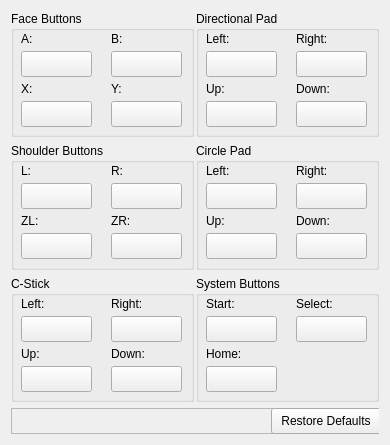
extramaster/citra, file src/citra_qt/configure_input.ui: the form before one commit.
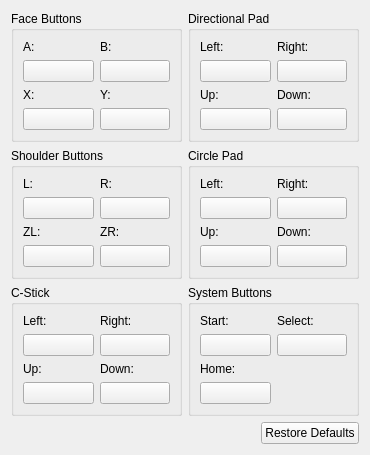
The form after the commit.

Commit message: Input GUI: Fix UI Layout

```diff
--- a/src/citra_qt/configure_input.ui
+++ b/src/citra_qt/configure_input.ui
@@ -6,8 +6,8 @@
    <rect>
     <x>0</x>
     <y>0</y>
-    <width>390</width>
-    <height>445</height>
+    <width>370</width>
+    <height>435</height>
    </rect>
   </property>
   <property name="windowTitle">
@@ -15,11 +15,8 @@
   </property>
   <layout class="QVBoxLayout" name="vertical">
    <item>
-    <layout class="QHBoxLayout" name="horizontalLayout1">
-     <property name="spacing">
-      <number>2</number>
-     </property>
-     <item>
+    <layout class="QGridLayout" name="gridLayout_7">
+     <item row="0" column="0">
       <widget class="QGroupBox" name="faceButtons">
        <property name="title">
         <string>Face Buttons</string>
@@ -30,153 +27,83 @@
        <property name="checkable">
         <bool>false</bool>
        </property>
-       <widget class="QWidget" name="widget" native="true">
-        <property name="geometry">
-         <rect>
-          <x>10</x>
-          <y>20</y>
-          <width>71</width>
-          <height>50</height>
-         </rect>
-        </property>
+       <layout class="QGridLayout" name="gridLayout">
+        <item row="0" column="0">
+         <layout class="QVBoxLayout" name="verticalLayout">
+          <item>
         <widget class="QLabel" name="label">
-         <property name="geometry">
-          <rect>
-           <x>0</x>
-           <y>0</y>
-           <width>51</width>
-           <height>16</height>
-          </rect>
-         </property>
          <property name="text">
           <string>A:</string>
          </property>
         </widget>
+          </item>
+          <item>
         <widget class="QPushButton" name="btnFaceA">
-         <property name="geometry">
-          <rect>
-           <x>0</x>
-           <y>20</y>
-           <width>71</width>
-           <height>26</height>
-          </rect>
-         </property>
          <property name="text">
           <string/>
          </property>
         </widget>
-       </widget>
-       <widget class="QWidget" name="widget_2" native="true">
-        <property name="geometry">
-         <rect>
-          <x>100</x>
-          <y>20</y>
-          <width>71</width>
-          <height>50</height>
-         </rect>
-        </property>
+          </item>
+         </layout>
+        </item>
+        <item row="0" column="1">
+         <layout class="QVBoxLayout" name="verticalLayout_2">
+          <item>
         <widget class="QLabel" name="label_2">
-         <property name="geometry">
-          <rect>
-           <x>0</x>
-           <y>0</y>
-           <width>51</width>
-           <height>16</height>
-          </rect>
-         </property>
          <property name="text">
           <string>B:</string>
          </property>
         </widget>
+          </item>
+          <item>
         <widget class="QPushButton" name="btnFaceB">
-         <property name="geometry">
-          <rect>
-           <x>0</x>
-           <y>20</y>
-           <width>71</width>
-           <height>26</height>
-          </rect>
-         </property>
          <property name="text">
           <string/>
          </property>
         </widget>
-       </widget>
-       <widget class="QWidget" name="widget_3" native="true">
-        <property name="geometry">
-         <rect>
-          <x>10</x>
-          <y>70</y>
-          <width>71</width>
-          <height>50</height>
-         </rect>
-        </property>
+          </item>
+         </layout>
+        </item>
+        <item row="1" column="0">
+         <layout class="QVBoxLayout" name="verticalLayout_3">
+          <item>
         <widget class="QLabel" name="label_3">
-         <property name="geometry">
-          <rect>
-           <x>0</x>
-           <y>0</y>
-           <width>51</width>
-           <height>16</height>
-          </rect>
-         </property>
          <property name="text">
           <string>X:</string>
          </property>
         </widget>
+          </item>
+          <item>
         <widget class="QPushButton" name="btnFaceX">
-         <property name="geometry">
-          <rect>
-           <x>0</x>
-           <y>20</y>
-           <width>71</width>
-           <height>26</height>
-          </rect>
-         </property>
          <property name="text">
           <string/>
          </property>
         </widget>
-       </widget>
-       <widget class="QWidget" name="widget_4" native="true">
-        <property name="geometry">
-         <rect>
-          <x>100</x>
-          <y>70</y>
-          <width>71</width>
-          <height>50</height>
-         </rect>
-        </property>
+          </item>
+         </layout>
+        </item>
+        <item row="1" column="1">
+         <layout class="QVBoxLayout" name="verticalLayout_4">
+          <item>
         <widget class="QLabel" name="label_4">
-         <property name="geometry">
-          <rect>
-           <x>0</x>
-           <y>0</y>
-           <width>51</width>
-           <height>16</height>
-          </rect>
-         </property>
          <property name="text">
           <string>Y:</string>
          </property>
         </widget>
+          </item>
+          <item>
         <widget class="QPushButton" name="btnFaceY">
-         <property name="geometry">
-          <rect>
-           <x>0</x>
-           <y>20</y>
-           <width>71</width>
-           <height>26</height>
-          </rect>
-         </property>
          <property name="text">
           <string/>
          </property>
         </widget>
-       </widget>
-      </widget>
+          </item>
+         </layout>
+        </item>
+       </layout>
+      </widget>
      </item>
-     <item>
+     <item row="0" column="1">
       <widget class="QGroupBox" name="faceButtons_2">
        <property name="title">
         <string>Directional Pad</string>
@@ -187,160 +114,83 @@
        <property name="checkable">
         <bool>false</bool>
        </property>
-       <widget class="QWidget" name="widget_13" native="true">
-        <property name="geometry">
-         <rect>
-          <x>10</x>
-          <y>70</y>
-          <width>71</width>
-          <height>50</height>
-         </rect>
-        </property>
-        <widget class="QLabel" name="label_13">
-         <property name="geometry">
-          <rect>
-           <x>0</x>
-           <y>0</y>
-           <width>51</width>
-           <height>16</height>
-          </rect>
-         </property>
+       <layout class="QGridLayout" name="gridLayout_2">
+        <item row="1" column="0">
+         <layout class="QVBoxLayout" name="verticalLayout_12">
+          <item>
+           <widget class="QLabel" name="label_34">
          <property name="text">
           <string>Up:</string>
          </property>
         </widget>
+          </item>
+          <item>
         <widget class="QPushButton" name="btnDirUp">
-         <property name="geometry">
-          <rect>
-           <x>0</x>
-           <y>20</y>
-           <width>71</width>
-           <height>26</height>
-          </rect>
-         </property>
          <property name="text">
           <string/>
          </property>
         </widget>
-       </widget>
-       <widget class="QWidget" name="widget_14" native="true">
-        <property name="geometry">
-         <rect>
-          <x>10</x>
-          <y>20</y>
-          <width>71</width>
-          <height>50</height>
-         </rect>
-        </property>
-        <widget class="QLabel" name="label_14">
-         <property name="geometry">
-          <rect>
-           <x>0</x>
-           <y>0</y>
-           <width>51</width>
-           <height>16</height>
-          </rect>
-         </property>
+          </item>
+         </layout>
+        </item>
+        <item row="1" column="1">
+         <layout class="QVBoxLayout" name="verticalLayout_9">
+          <item>
+           <widget class="QLabel" name="label_35">
+            <property name="text">
+             <string>Down:</string>
+            </property>
+           </widget>
+          </item>
+          <item>
+           <widget class="QPushButton" name="btnDirDown">
+            <property name="text">
+             <string/>
+            </property>
+           </widget>
+          </item>
+         </layout>
+        </item>
+        <item row="0" column="0">
+         <layout class="QVBoxLayout" name="verticalLayout_10">
+          <item>
+           <widget class="QLabel" name="label_32">
          <property name="text">
           <string>Left:</string>
          </property>
         </widget>
+          </item>
+          <item>
         <widget class="QPushButton" name="btnDirLeft">
-         <property name="geometry">
-          <rect>
-           <x>0</x>
-           <y>20</y>
-           <width>71</width>
-           <height>26</height>
-          </rect>
-         </property>
          <property name="text">
           <string/>
          </property>
         </widget>
-       </widget>
-       <widget class="QWidget" name="widget_15" native="true">
-        <property name="geometry">
-         <rect>
-          <x>100</x>
-          <y>20</y>
-          <width>71</width>
-          <height>50</height>
-         </rect>
-        </property>
-        <widget class="QLabel" name="label_15">
-         <property name="geometry">
-          <rect>
-           <x>0</x>
-           <y>0</y>
-           <width>51</width>
-           <height>16</height>
-          </rect>
-         </property>
+          </item>
+         </layout>
+        </item>
+        <item row="0" column="1">
+         <layout class="QVBoxLayout" name="verticalLayout_11">
+          <item>
+           <widget class="QLabel" name="label_33">
          <property name="text">
           <string>Right:</string>
          </property>
         </widget>
+          </item>
+          <item>
         <widget class="QPushButton" name="btnDirRight">
-         <property name="geometry">
-          <rect>
-           <x>0</x>
-           <y>20</y>
-           <width>71</width>
-           <height>26</height>
-          </rect>
-         </property>
          <property name="text">
           <string/>
          </property>
         </widget>
-       </widget>
-       <widget class="QWidget" name="widget_16" native="true">
-        <property name="geometry">
-         <rect>
-          <x>100</x>
-          <y>70</y>
-          <width>71</width>
-          <height>50</height>
-         </rect>
-        </property>
-        <widget class="QLabel" name="label_16">
-         <property name="geometry">
-          <rect>
-           <x>0</x>
-           <y>0</y>
-           <width>51</width>
-           <height>16</height>
-          </rect>
-         </property>
-         <property name="text">
-          <string>Down:</string>
-         </property>
-        </widget>
-        <widget class="QPushButton" name="btnDirDown">
-         <property name="geometry">
-          <rect>
-           <x>0</x>
-           <y>20</y>
-           <width>71</width>
-           <height>26</height>
-          </rect>
-         </property>
-         <property name="text">
-          <string/>
-         </property>
-        </widget>
-       </widget>
-      </widget>
      </item>
     </layout>
    </item>
-   <item>
-    <layout class="QHBoxLayout" name="horizontalLayout2">
-     <property name="spacing">
-      <number>2</number>
-     </property>
-     <item>
+       </layout>
+      </widget>
+     </item>
+     <item row="1" column="0">
       <widget class="QGroupBox" name="faceButtons_3">
        <property name="title">
         <string>Shoulder Buttons</string>
@@ -351,153 +201,84 @@
        <property name="checkable">
         <bool>false</bool>
        </property>
-       <widget class="QWidget" name="widget_17" native="true">
-        <property name="geometry">
-         <rect>
-          <x>10</x>
-          <y>20</y>
-          <width>71</width>
-          <height>50</height>
-         </rect>
-        </property>
+       <layout class="QGridLayout" name="gridLayout_3">
+        <item row="0" column="0">
+         <layout class="QVBoxLayout" name="verticalLayout_13">
+          <item>
         <widget class="QLabel" name="label_17">
-         <property name="geometry">
-          <rect>
-           <x>0</x>
-           <y>0</y>
-           <width>51</width>
-           <height>16</height>
-          </rect>
-         </property>
          <property name="text">
           <string>L:</string>
          </property>
         </widget>
+          </item>
+          <item>
         <widget class="QPushButton" name="btnShdrL">
-         <property name="geometry">
-          <rect>
-           <x>0</x>
-           <y>20</y>
-           <width>71</width>
-           <height>26</height>
-          </rect>
-         </property>
          <property name="text">
           <string/>
          </property>
         </widget>
-       </widget>
-       <widget class="QWidget" name="widget_18" native="true">
-        <property name="geometry">
-         <rect>
-          <x>100</x>
-          <y>70</y>
-          <width>71</width>
-          <height>50</height>
-         </rect>
-        </property>
-        <widget class="QLabel" name="label_18">
-         <property name="geometry">
-          <rect>
-           <x>0</x>
-           <y>0</y>
-           <width>51</width>
-           <height>16</height>
-          </rect>
-         </property>
-         <property name="text">
-          <string>ZR:</string>
-         </property>
-        </widget>
-        <widget class="QPushButton" name="btnShdrZR">
-         <property name="geometry">
-          <rect>
-           <x>0</x>
-           <y>20</y>
-           <width>71</width>
-           <height>26</height>
-          </rect>
-         </property>
-         <property name="text">
-          <string/>
-         </property>
-        </widget>
-       </widget>
-       <widget class="QWidget" name="widget_19" native="true">
-        <property name="geometry">
-         <rect>
-          <x>100</x>
-          <y>20</y>
-          <width>71</width>
-          <height>50</height>
-         </rect>
-        </property>
+          </item>
+         </layout>
+        </item>
+        <item row="0" column="1">
+         <layout class="QVBoxLayout" name="verticalLayout_14">
+          <item>
         <widget class="QLabel" name="label_19">
-         <property name="geometry">
-          <rect>
-           <x>0</x>
-           <y>0</y>
-           <width>51</width>
-           <height>16</height>
-          </rect>
-         </property>
          <property name="text">
           <string>R:</string>
          </property>
         </widget>
+          </item>
+          <item>
         <widget class="QPushButton" name="btnShdrR">
-         <property name="geometry">
-          <rect>
-           <x>0</x>
-           <y>20</y>
-           <width>71</width>
-           <height>26</height>
-          </rect>
-         </property>
          <property name="text">
           <string/>
          </property>
         </widget>
-       </widget>
-       <widget class="QWidget" name="widget_20" native="true">
-        <property name="geometry">
-         <rect>
-          <x>10</x>
-          <y>70</y>
-          <width>71</width>
-          <height>50</height>
-         </rect>
-        </property>
+          </item>
+         </layout>
+        </item>
+        <item row="1" column="0">
+         <layout class="QVBoxLayout" name="verticalLayout_15">
+          <item>
         <widget class="QLabel" name="label_20">
-         <property name="geometry">
-          <rect>
-           <x>0</x>
-           <y>0</y>
-           <width>51</width>
-           <height>16</height>
-          </rect>
-         </property>
          <property name="text">
           <string>ZL:</string>
          </property>
         </widget>
+          </item>
+          <item>
         <widget class="QPushButton" name="btnShdrZL">
-         <property name="geometry">
-          <rect>
-           <x>0</x>
-           <y>20</y>
-           <width>71</width>
-           <height>26</height>
-          </rect>
-         </property>
          <property name="text">
           <string/>
          </property>
         </widget>
-       </widget>
-      </widget>
+          </item>
+         </layout>
+        </item>
+        <item row="1" column="1">
+         <layout class="QVBoxLayout" name="verticalLayout_16">
+          <item>
+           <widget class="QLabel" name="label_18">
+            <property name="text">
+             <string>ZR:</string>
+            </property>
+           </widget>
      </item>
      <item>
+           <widget class="QPushButton" name="btnShdrZR">
+            <property name="text">
+             <string/>
+            </property>
+           </widget>
+          </item>
+         </layout>
+        </item>
+       </layout>
+       <zorder></zorder>
+      </widget>
+     </item>
+     <item row="1" column="1">
       <widget class="QGroupBox" name="faceButtons_4">
        <property name="title">
         <string>Circle Pad</string>
@@ -508,160 +289,83 @@
        <property name="checkable">
         <bool>false</bool>
        </property>
-       <widget class="QWidget" name="widget_21" native="true">
-        <property name="geometry">
-         <rect>
-          <x>10</x>
-          <y>20</y>
-          <width>71</width>
-          <height>50</height>
-         </rect>
-        </property>
+       <layout class="QGridLayout" name="gridLayout_4">
+        <item row="0" column="0">
+         <layout class="QVBoxLayout" name="verticalLayout_17">
+          <item>
         <widget class="QLabel" name="label_21">
-         <property name="geometry">
-          <rect>
-           <x>0</x>
-           <y>0</y>
-           <width>51</width>
-           <height>16</height>
-          </rect>
-         </property>
          <property name="text">
           <string>Left:</string>
          </property>
         </widget>
+          </item>
+          <item>
         <widget class="QPushButton" name="btnCircleLeft">
-         <property name="geometry">
-          <rect>
-           <x>0</x>
-           <y>20</y>
-           <width>71</width>
-           <height>26</height>
-          </rect>
-         </property>
          <property name="text">
           <string/>
          </property>
         </widget>
-       </widget>
-       <widget class="QWidget" name="widget_22" native="true">
-        <property name="geometry">
-         <rect>
-          <x>100</x>
-          <y>70</y>
-          <width>71</width>
-          <height>50</height>
-         </rect>
-        </property>
-        <widget class="QLabel" name="label_22">
-         <property name="geometry">
-          <rect>
-           <x>0</x>
-           <y>0</y>
-           <width>51</width>
-           <height>16</height>
-          </rect>
-         </property>
-         <property name="text">
-          <string>Down:</string>
-         </property>
-        </widget>
-        <widget class="QPushButton" name="btnCircleDown">
-         <property name="geometry">
-          <rect>
-           <x>0</x>
-           <y>20</y>
-           <width>71</width>
-           <height>26</height>
-          </rect>
-         </property>
-         <property name="text">
-          <string/>
-         </property>
-        </widget>
-       </widget>
-       <widget class="QWidget" name="widget_23" native="true">
-        <property name="geometry">
-         <rect>
-          <x>100</x>
-          <y>20</y>
-          <width>71</width>
-          <height>50</height>
-         </rect>
-        </property>
+          </item>
+         </layout>
+        </item>
+        <item row="0" column="1">
+         <layout class="QVBoxLayout" name="verticalLayout_18">
+          <item>
         <widget class="QLabel" name="label_23">
-         <property name="geometry">
-          <rect>
-           <x>0</x>
-           <y>0</y>
-           <width>51</width>
-           <height>16</height>
-          </rect>
-         </property>
          <property name="text">
           <string>Right:</string>
          </property>
         </widget>
+          </item>
+          <item>
         <widget class="QPushButton" name="btnCircleRight">
-         <property name="geometry">
-          <rect>
-           <x>0</x>
-           <y>20</y>
-           <width>71</width>
-           <height>26</height>
-          </rect>
-         </property>
          <property name="text">
           <string/>
          </property>
         </widget>
-       </widget>
-       <widget class="QWidget" name="widget_24" native="true">
-        <property name="geometry">
-         <rect>
-          <x>10</x>
-          <y>70</y>
-          <width>71</width>
-          <height>50</height>
-         </rect>
-        </property>
+          </item>
+         </layout>
+        </item>
+        <item row="1" column="0">
+         <layout class="QVBoxLayout" name="verticalLayout_19">
+          <item>
         <widget class="QLabel" name="label_24">
-         <property name="geometry">
-          <rect>
-           <x>0</x>
-           <y>0</y>
-           <width>51</width>
-           <height>16</height>
-          </rect>
-         </property>
          <property name="text">
           <string>Up:</string>
          </property>
         </widget>
+          </item>
+          <item>
         <widget class="QPushButton" name="btnCircleUp">
-         <property name="geometry">
-          <rect>
-           <x>0</x>
-           <y>20</y>
-           <width>71</width>
-           <height>26</height>
-          </rect>
-         </property>
          <property name="text">
           <string/>
          </property>
         </widget>
-       </widget>
-      </widget>
      </item>
     </layout>
    </item>
+        <item row="1" column="1">
+         <layout class="QVBoxLayout" name="verticalLayout_20">
    <item>
-    <layout class="QHBoxLayout" name="horizontalLayout3">
-     <property name="spacing">
-      <number>2</number>
-     </property>
+           <widget class="QLabel" name="label_22">
+            <property name="text">
+             <string>Down:</string>
+            </property>
+           </widget>
+          </item>
      <item>
+           <widget class="QPushButton" name="btnCircleDown">
+            <property name="text">
+             <string/>
+            </property>
+           </widget>
+          </item>
+         </layout>
+        </item>
+       </layout>
+      </widget>
+     </item>
+     <item row="2" column="0">
       <widget class="QGroupBox" name="faceButtons_5">
        <property name="title">
         <string>C-Stick</string>
@@ -672,153 +376,83 @@
        <property name="checkable">
         <bool>false</bool>
        </property>
-       <widget class="QWidget" name="widget_25" native="true">
-        <property name="geometry">
-         <rect>
-          <x>10</x>
-          <y>20</y>
-          <width>71</width>
-          <height>50</height>
-         </rect>
-        </property>
+       <layout class="QGridLayout" name="gridLayout_5">
+        <item row="0" column="0">
+         <layout class="QVBoxLayout" name="verticalLayout_21">
+          <item>
         <widget class="QLabel" name="label_25">
-         <property name="geometry">
-          <rect>
-           <x>0</x>
-           <y>0</y>
-           <width>51</width>
-           <height>16</height>
-          </rect>
-         </property>
          <property name="text">
           <string>Left:</string>
          </property>
         </widget>
+          </item>
+          <item>
         <widget class="QPushButton" name="btnStickLeft">
-         <property name="geometry">
-          <rect>
-           <x>0</x>
-           <y>20</y>
-           <width>71</width>
-           <height>26</height>
-          </rect>
-         </property>
          <property name="text">
           <string/>
          </property>
         </widget>
-       </widget>
-       <widget class="QWidget" name="widget_26" native="true">
-        <property name="geometry">
-         <rect>
-          <x>100</x>
-          <y>70</y>
-          <width>71</width>
-          <height>50</height>
-         </rect>
-        </property>
-        <widget class="QLabel" name="label_26">
-         <property name="geometry">
-          <rect>
-           <x>0</x>
-           <y>0</y>
-           <width>51</width>
-           <height>16</height>
-          </rect>
-         </property>
-         <property name="text">
-          <string>Down:</string>
-         </property>
-        </widget>
-        <widget class="QPushButton" name="btnStickDown">
-         <property name="geometry">
-          <rect>
-           <x>0</x>
-           <y>20</y>
-           <width>71</width>
-           <height>26</height>
-          </rect>
-         </property>
-         <property name="text">
-          <string/>
-         </property>
-        </widget>
-       </widget>
-       <widget class="QWidget" name="widget_27" native="true">
-        <property name="geometry">
-         <rect>
-          <x>100</x>
-          <y>20</y>
-          <width>71</width>
-          <height>50</height>
-         </rect>
-        </property>
+          </item>
+         </layout>
+        </item>
+        <item row="0" column="1">
+         <layout class="QVBoxLayout" name="verticalLayout_22">
+          <item>
         <widget class="QLabel" name="label_27">
-         <property name="geometry">
-          <rect>
-           <x>0</x>
-           <y>0</y>
-           <width>51</width>
-           <height>16</height>
-          </rect>
-         </property>
          <property name="text">
           <string>Right:</string>
          </property>
         </widget>
+          </item>
+          <item>
         <widget class="QPushButton" name="btnStickRight">
-         <property name="geometry">
-          <rect>
-           <x>0</x>
-           <y>20</y>
-           <width>71</width>
-           <height>26</height>
-          </rect>
-         </property>
          <property name="text">
           <string/>
          </property>
         </widget>
-       </widget>
-       <widget class="QWidget" name="widget_28" native="true">
-        <property name="geometry">
-         <rect>
-          <x>10</x>
-          <y>70</y>
-          <width>71</width>
-          <height>50</height>
-         </rect>
-        </property>
+          </item>
+         </layout>
+        </item>
+        <item row="1" column="0">
+         <layout class="QVBoxLayout" name="verticalLayout_23">
+          <item>
         <widget class="QLabel" name="label_28">
-         <property name="geometry">
-          <rect>
-           <x>0</x>
-           <y>0</y>
-           <width>51</width>
-           <height>16</height>
-          </rect>
-         </property>
          <property name="text">
           <string>Up:</string>
          </property>
         </widget>
+          </item>
+          <item>
         <widget class="QPushButton" name="btnStickUp">
-         <property name="geometry">
-          <rect>
-           <x>0</x>
-           <y>20</y>
-           <width>71</width>
-           <height>26</height>
-          </rect>
-         </property>
          <property name="text">
           <string/>
          </property>
         </widget>
-       </widget>
-      </widget>
+          </item>
+         </layout>
+        </item>
+        <item row="1" column="1">
+         <layout class="QVBoxLayout" name="verticalLayout_24">
+          <item>
+           <widget class="QLabel" name="label_26">
+            <property name="text">
+             <string>Down:</string>
+            </property>
+           </widget>
      </item>
      <item>
+           <widget class="QPushButton" name="btnStickDown">
+            <property name="text">
+             <string/>
+            </property>
+           </widget>
+          </item>
+         </layout>
+        </item>
+       </layout>
+      </widget>
+     </item>
+     <item row="2" column="1">
       <widget class="QGroupBox" name="faceButtons_6">
        <property name="title">
         <string>System Buttons</string>
@@ -829,147 +463,83 @@
        <property name="checkable">
         <bool>false</bool>
        </property>
-       <widget class="QWidget" name="widget_29" native="true">
-        <property name="geometry">
-         <rect>
-          <x>10</x>
-          <y>20</y>
-          <width>71</width>
-          <height>50</height>
-         </rect>
-        </property>
+       <layout class="QGridLayout" name="gridLayout_6">
+        <item row="0" column="0">
+         <layout class="QVBoxLayout" name="verticalLayout_25">
+          <item>
         <widget class="QLabel" name="label_29">
-         <property name="geometry">
-          <rect>
-           <x>0</x>
-           <y>0</y>
-           <width>51</width>
-           <height>16</height>
-          </rect>
-         </property>
          <property name="text">
           <string>Start:</string>
          </property>
         </widget>
+          </item>
+          <item>
         <widget class="QPushButton" name="btnStart">
-         <property name="geometry">
-          <rect>
-           <x>0</x>
-           <y>20</y>
-           <width>71</width>
-           <height>26</height>
-          </rect>
-         </property>
          <property name="text">
           <string/>
          </property>
         </widget>
-       </widget>
-       <widget class="QWidget" name="widget_30" native="true">
-        <property name="geometry">
-         <rect>
-          <x>100</x>
-          <y>20</y>
-          <width>71</width>
-          <height>50</height>
-         </rect>
-        </property>
+          </item>
+         </layout>
+        </item>
+        <item row="0" column="1">
+         <layout class="QVBoxLayout" name="verticalLayout_26">
+          <item>
         <widget class="QLabel" name="label_30">
-         <property name="geometry">
-          <rect>
-           <x>0</x>
-           <y>0</y>
-           <width>51</width>
-           <height>16</height>
-          </rect>
-         </property>
          <property name="text">
           <string>Select:</string>
          </property>
         </widget>
+          </item>
+          <item>
         <widget class="QPushButton" name="btnSelect">
-         <property name="geometry">
-          <rect>
-           <x>0</x>
-           <y>20</y>
-           <width>71</width>
-           <height>26</height>
-          </rect>
-         </property>
          <property name="text">
           <string/>
          </property>
         </widget>
-       </widget>
-       <widget class="QWidget" name="widget_31" native="true">
-        <property name="geometry">
-         <rect>
-          <x>10</x>
-          <y>70</y>
-          <width>71</width>
-          <height>50</height>
-         </rect>
-        </property>
+          </item>
+         </layout>
+        </item>
+        <item row="1" column="0">
+         <layout class="QVBoxLayout" name="verticalLayout_27">
+          <item>
         <widget class="QLabel" name="label_31">
-         <property name="geometry">
-          <rect>
-           <x>0</x>
-           <y>0</y>
-           <width>51</width>
-           <height>16</height>
-          </rect>
-         </property>
          <property name="text">
           <string>Home:</string>
          </property>
         </widget>
+          </item>
+          <item>
         <widget class="QPushButton" name="btnHome">
-         <property name="geometry">
-          <rect>
-           <x>0</x>
-           <y>20</y>
-           <width>71</width>
-           <height>26</height>
-          </rect>
-         </property>
          <property name="text">
           <string/>
          </property>
         </widget>
-       </widget>
-      </widget>
+          </item>
+         </layout>
+        </item>
+       </layout>
+      </widget>
      </item>
     </layout>
    </item>
    <item>
-    <widget class="QFrame" name="frame">
-     <property name="sizePolicy">
-      <sizepolicy hsizetype="Minimum" vsizetype="Fixed">
-       <horstretch>0</horstretch>
-       <verstretch>50</verstretch>
-      </sizepolicy>
-     </property>
-     <property name="minimumSize">
+    <layout class="QHBoxLayout" name="horizontalLayout">
+     <item>
+      <spacer name="horizontalSpacer">
+       <property name="orientation">
+        <enum>Qt::Horizontal</enum>
+       </property>
+       <property name="sizeHint" stdset="0">
       <size>
-       <width>0</width>
-       <height>26</height>
-      </size>
-     </property>
-     <property name="frameShape">
-      <enum>QFrame::StyledPanel</enum>
-     </property>
-     <property name="frameShadow">
-      <enum>QFrame::Raised</enum>
-     </property>
+         <width>40</width>
+         <height>20</height>
+        </size>
+       </property>
+      </spacer>
+     </item>
+     <item>
      <widget class="QPushButton" name="btnRestoreDefaults">
-      <property name="geometry">
-       <rect>
-        <x>260</x>
-        <y>0</y>
-        <width>110</width>
-        <height>26</height>
-       </rect>
-      </property>
       <property name="sizePolicy">
        <sizepolicy hsizetype="Minimum" vsizetype="Fixed">
         <horstretch>0</horstretch>
@@ -995,7 +565,8 @@
        <string>Restore Defaults</string>
       </property>
      </widget>
-    </widget>
+     </item>
+    </layout>
    </item>
   </layout>
  </widget>
```
Left out of the diff: 4 changed lines with no effect on the pictures. Lines whose indentation alone changed are shown as unchanged.
